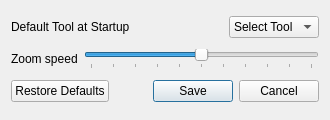
sdouglas/cadnano2, file ui/dialogs/preferences.ui: the form before one commit.
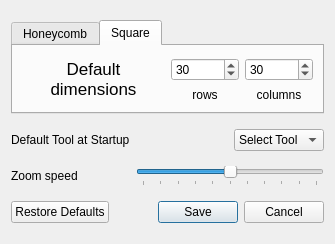
The form after the commit. Icons and pictures are not drawn.

Commit message: Added support for legacy square lattice import. Updates to prefs dialog.

```diff
--- a/ui/dialogs/preferences.ui
+++ b/ui/dialogs/preferences.ui
@@ -6,8 +6,8 @@
    <rect>
     <x>0</x>
     <y>0</y>
-    <width>330</width>
-    <height>120</height>
+    <width>335</width>
+    <height>244</height>
    </rect>
   </property>
   <property name="sizePolicy">
@@ -20,7 +20,7 @@
    <string>Dialog</string>
   </property>
   <layout class="QGridLayout" name="gridLayout">
-   <item row="0" column="3">
+   <item row="3" column="3">
     <widget class="QComboBox" name="defaulttoolComboBox">
      <item>
       <property name="text">
@@ -44,14 +44,14 @@
      </item>
     </widget>
    </item>
-   <item row="1" column="0">
+   <item row="4" column="0">
     <widget class="QLabel" name="zoomSpeedLabel">
      <property name="text">
       <string>Zoom speed</string>
      </property>
     </widget>
    </item>
-   <item row="1" column="1" colspan="3">
+   <item row="4" column="1" colspan="3">
     <widget class="QSlider" name="zoomSpeedSlider">
      <property name="maximum">
       <number>100</number>
@@ -76,14 +76,14 @@
      </property>
     </widget>
    </item>
-   <item row="0" column="0" colspan="2">
+   <item row="3" column="0">
     <widget class="QLabel" name="label">
      <property name="text">
       <string>Default Tool at Startup</string>
      </property>
     </widget>
    </item>
-   <item row="2" column="0" colspan="4">
+   <item row="5" column="0" colspan="4">
     <widget class="QDialogButtonBox" name="buttonBox">
      <property name="inputMethodHints">
       <set>Qt::ImhNone</set>
@@ -99,6 +99,182 @@
      </property>
     </widget>
    </item>
+   <item row="0" column="0" colspan="4">
+    <widget class="QTabWidget" name="tabWidget">
+     <property name="sizePolicy">
+      <sizepolicy hsizetype="Expanding" vsizetype="Fixed">
+       <horstretch>0</horstretch>
+       <verstretch>0</verstretch>
+      </sizepolicy>
+     </property>
+     <property name="currentIndex">
+      <number>1</number>
+     </property>
+     <property name="elideMode">
+      <enum>Qt::ElideRight</enum>
+     </property>
+     <widget class="QWidget" name="tab_honeycomb">
+      <attribute name="icon">
+       <iconset resource="dialogicons.qrc">
+        <normaloff>:/part/honeycomb</normaloff>:/part/honeycomb</iconset>
+      </attribute>
+      <attribute name="title">
+       <string>Honeycomb</string>
+      </attribute>
+      <layout class="QGridLayout" name="gridLayout_5">
+       <item row="0" column="0">
+        <layout class="QHBoxLayout" name="horizontalLayout">
+         <item>
+          <widget class="QLabel" name="label_2">
+           <property name="text">
+            <string>&lt;!DOCTYPE HTML PUBLIC &quot;-//W3C//DTD HTML 4.0//EN&quot; &quot;http://www.w3.org/TR/REC-html40/strict.dtd&quot;&gt;
+&lt;html&gt;&lt;head&gt;&lt;meta name=&quot;qrichtext&quot; content=&quot;1&quot; /&gt;&lt;style type=&quot;text/css&quot;&gt;
+p, li { white-space: pre-wrap; }
+&lt;/style&gt;&lt;/head&gt;&lt;body style=&quot; font-family:'Lucida Grande'; font-size:13pt; font-weight:400; font-style:normal;&quot;&gt;
+&lt;p align=&quot;center&quot; style=&quot; margin-top:0px; margin-bottom:0px; margin-left:0px; margin-right:0px; -qt-block-indent:0; text-indent:0px;&quot;&gt;Default&lt;/p&gt;
+&lt;p align=&quot;center&quot; style=&quot; margin-top:0px; margin-bottom:0px; margin-left:0px; margin-right:0px; -qt-block-indent:0; text-indent:0px;&quot;&gt;dimensions&lt;/p&gt;&lt;/body&gt;&lt;/html&gt;</string>
+           </property>
+          </widget>
+         </item>
+         <item>
+          <layout class="QGridLayout" name="gridLayout_2">
+           <property name="horizontalSpacing">
+            <number>-1</number>
+           </property>
+           <item row="0" column="0">
+            <widget class="QSpinBox" name="honeycombRowSpinBox">
+             <property name="minimum">
+              <number>6</number>
+             </property>
+             <property name="maximum">
+              <number>200</number>
+             </property>
+             <property name="value">
+              <number>30</number>
+             </property>
+            </widget>
+           </item>
+           <item row="0" column="1">
+            <widget class="QSpinBox" name="honeycombColSpinBox">
+             <property name="minimum">
+              <number>6</number>
+             </property>
+             <property name="maximum">
+              <number>200</number>
+             </property>
+             <property name="value">
+              <number>32</number>
+             </property>
+            </widget>
+           </item>
+           <item row="1" column="0">
+            <widget class="QLabel" name="hRowsLabel">
+             <property name="text">
+              <string>rows</string>
+             </property>
+             <property name="alignment">
+              <set>Qt::AlignCenter</set>
+             </property>
+            </widget>
+           </item>
+           <item row="1" column="1">
+            <widget class="QLabel" name="hColsLabel">
+             <property name="text">
+              <string>columns</string>
+             </property>
+             <property name="alignment">
+              <set>Qt::AlignCenter</set>
+             </property>
+            </widget>
+           </item>
+          </layout>
+         </item>
+        </layout>
+       </item>
+      </layout>
+     </widget>
+     <widget class="QWidget" name="tab_square">
+      <attribute name="icon">
+       <iconset resource="dialogicons.qrc">
+        <normaloff>:/part/square</normaloff>:/part/square</iconset>
+      </attribute>
+      <attribute name="title">
+       <string>Square</string>
+      </attribute>
+      <layout class="QGridLayout" name="gridLayout_4">
+       <item row="0" column="0">
+        <layout class="QHBoxLayout" name="horizontalLayout_2">
+         <item>
+          <widget class="QLabel" name="label_7">
+           <property name="text">
+            <string>&lt;!DOCTYPE HTML PUBLIC &quot;-//W3C//DTD HTML 4.0//EN&quot; &quot;http://www.w3.org/TR/REC-html40/strict.dtd&quot;&gt;
+&lt;html&gt;&lt;head&gt;&lt;meta name=&quot;qrichtext&quot; content=&quot;1&quot; /&gt;&lt;style type=&quot;text/css&quot;&gt;
+p, li { white-space: pre-wrap; }
+&lt;/style&gt;&lt;/head&gt;&lt;body style=&quot; font-family:'Lucida Grande'; font-size:13pt; font-weight:400; font-style:normal;&quot;&gt;
+&lt;p align=&quot;center&quot; style=&quot; margin-top:0px; margin-bottom:0px; margin-left:0px; margin-right:0px; -qt-block-indent:0; text-indent:0px;&quot;&gt;Default&lt;/p&gt;
+&lt;p align=&quot;center&quot; style=&quot; margin-top:0px; margin-bottom:0px; margin-left:0px; margin-right:0px; -qt-block-indent:0; text-indent:0px;&quot;&gt;dimensions&lt;/p&gt;&lt;/body&gt;&lt;/html&gt;</string>
+           </property>
+          </widget>
+         </item>
+         <item>
+          <layout class="QGridLayout" name="gridLayout_3">
+           <property name="topMargin">
+            <number>3</number>
+           </property>
+           <item row="0" column="0">
+            <widget class="QSpinBox" name="squareRowsSpinBox">
+             <property name="minimum">
+              <number>6</number>
+             </property>
+             <property name="maximum">
+              <number>200</number>
+             </property>
+             <property name="value">
+              <number>30</number>
+             </property>
+            </widget>
+           </item>
+           <item row="0" column="1">
+            <widget class="QSpinBox" name="squiareColsSpinBox">
+             <property name="minimum">
+              <number>6</number>
+             </property>
+             <property name="maximum">
+              <number>200</number>
+             </property>
+             <property name="value">
+              <number>30</number>
+             </property>
+            </widget>
+           </item>
+           <item row="1" column="0">
+            <widget class="QLabel" name="sRowsLabel">
+             <property name="text">
+              <string>rows</string>
+             </property>
+             <property name="alignment">
+              <set>Qt::AlignCenter</set>
+             </property>
+            </widget>
+           </item>
+           <item row="1" column="1">
+            <widget class="QLabel" name="sColsLabel">
+             <property name="text">
+              <string>columns</string>
+             </property>
+             <property name="alignment">
+              <set>Qt::AlignCenter</set>
+             </property>
+            </widget>
+           </item>
+          </layout>
+         </item>
+        </layout>
+       </item>
+      </layout>
+     </widget>
+    </widget>
+   </item>
   </layout>
  </widget>
  <resources/>
```
Left out of the diff: 22 changed lines with no effect on the pictures. The commit also changes 17 other files.
